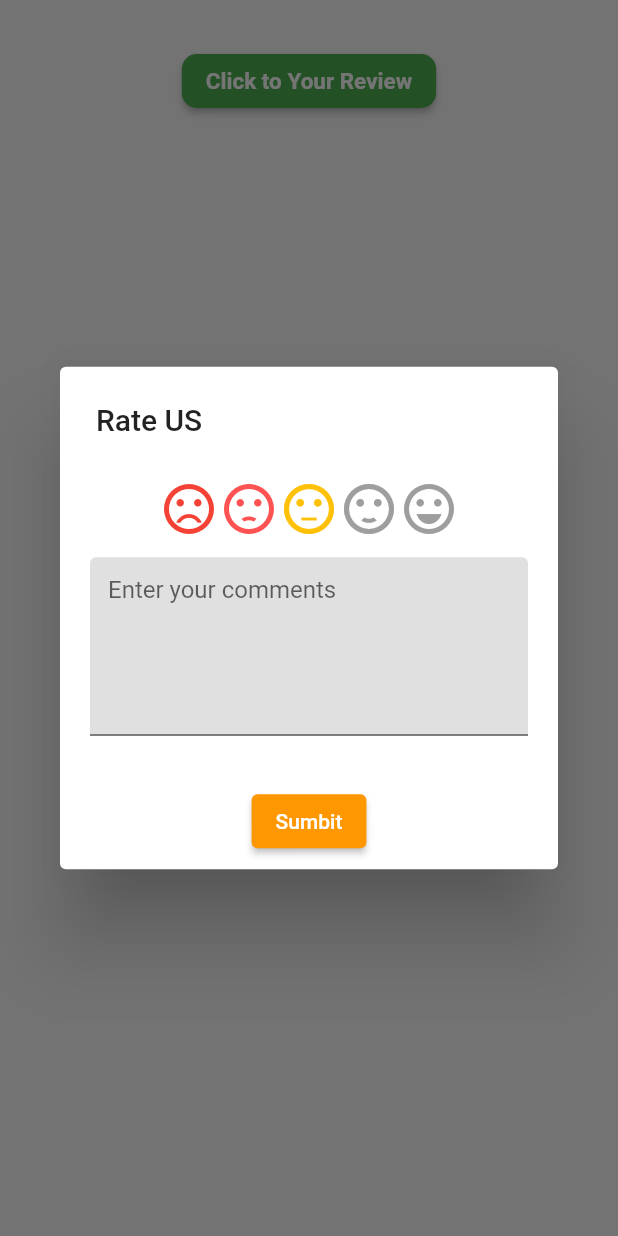
After one commit to thiru619/SM, a Flutter app: the Feedback1 screen opened directly, after a tap on "Click to Your Review", on a phone screen of 412 x 824 dp. The commit adds this screen. Run offline on Flutter 3.47's test engine with Material 2 defaults, Android fonts, the phone set to English and light mode, and no system bars; drawn by our look-alikes of flutter_rating_bar; our stand-ins replace animated_splash_screen, badges, carousel_slider, connectivity_plus, date_time_picker, draggable_home and 16 more; missing offline and left inert: cc_avenue, custom_check_box, dropdown_plus, easy_autocomplete, flutter_advanced_segment, flutter_dropdown and 5 more; accounts and stored records are empty; network calls fail.

Commit message:
feedback page

```diff
--- /dev/null
+++ b/lib/feedback.dart
@@ -0,0 +1,125 @@
+import 'package:flutter/material.dart';
+import 'package:flutter_rating_bar/flutter_rating_bar.dart';
+
+class Feedback1 extends StatefulWidget {
+  const Feedback1({Key? key}) : super(key: key);
+
+  @override
+  State<Feedback1> createState() => _Feedback1State();
+}
+
+class _Feedback1State extends State<Feedback1> {
+  @override
+  Widget build(BuildContext context) {
+    return Scaffold(
+      body: SafeArea(
+        child: SingleChildScrollView(
+          child: Column(
+            children: [
+              SizedBox(
+                height: 30,
+              ),
+              Center(
+                child: ElevatedButton(
+                  child: Text('Click to Your Review'),
+                  onPressed: () {
+                    showDialog(
+                          context: context,
+                          builder: (context) => AlertDialog(
+                            title: Text('Rate US'),
+                            // content: Text('Do you want to exit an App?'),
+                            actions: [
+                              Center(
+                                child: Container(
+                                    child: Column(children: [
+                                  RatingBar.builder(
+                                    initialRating: 3,
+                                    itemCount: 5,
+                                    itemBuilder: (context, index) {
+                                      switch (index) {
+                                        case 0:
+                                          return Icon(
+                                            Icons.sentiment_very_dissatisfied,
+                                            color: Colors.red,
+                                          );
+                                        case 1:
+                                          return Icon(
+                                            Icons.sentiment_dissatisfied,
+                                            color: Colors.redAccent,
+                                          );
+                                        case 2:
+                                          return Icon(
+                                            Icons.sentiment_neutral,
+                                            color: Colors.amber,
+                                          );
+                                        case 3:
+                                          return Icon(
+                                            Icons.sentiment_satisfied,
+                                            color: Colors.lightGreen,
+                                          );
+                                        case 4:
+                                          return Icon(
+                                            Icons.sentiment_very_satisfied,
+                                            color: Colors.green,
+                                          );
+                                        default:
+                                          return Container();
+                                      }
+                                    },
+                                    onRatingUpdate: (rating) {
+                                      print(rating);
+                                    },
+                                  ),
+                                ])),
+                              ),
+                              _buildTextField(),
+                              SizedBox(
+                                height: 20,
+                              ),
+                              Center(
+                                child: ElevatedButton(
+                                  style: ElevatedButton.styleFrom(
+                                    primary: Colors.orange,
+                                  ),
+                                  onPressed: () {},
+                                  child: Text('Sumbit'),
+                                ),
+                              ),
+                            ],
+                          ),
+                        ) ??
+                        false; //if showDialouge had returned null, then return false
+                  },
+                  style: ElevatedButton.styleFrom(
+                      primary: Colors.green,
+                      shape: RoundedRectangleBorder(
+                        borderRadius: BorderRadius.circular(10),
+                      ),
+                      textStyle:
+                          TextStyle(fontSize: 15, fontWeight: FontWeight.bold)),
+                ),
+              ),
+            ],
+          ),
+        ),
+      ),
+    );
+  }
+}
+
+Widget _buildTextField() {
+  final maxLines = 5;
+
+  return Container(
+    margin: EdgeInsets.all(12),
+    height: maxLines * 24.0,
+    child: TextField(
+      maxLines: maxLines,
+      decoration: InputDecoration(
+        hintText: "Enter your comments",
+        fillColor: Colors.grey[300],
+        filled: true,
+      ),
+    ),
+  );
+}
--- a/lib/main.dart
+++ b/lib/main.dart
@@ -245,9 +245,9 @@ class _bodypartState extends State<bodypart> {
                       );
                     }
 
-                    Get.updateLocale(Locale('en', 'US'));
-                    con.setlancode('en');
-                    con.setlancountry('US');
+                    Get.updateLocale(Locale('vi', 'VN'));
+                    con.setlancode('vi');
+                    con.setlancountry('VN');
 
                     // Navigator.push(
                     //   context,
--- a/pubspec.yaml
+++ b/pubspec.yaml
@@ -65,6 +65,7 @@ dependencies:
   cc_avenue: ^1.0.2
   badges: ^2.0.3
   marquee: ^2.2.3
+  flutter_rating_bar: ^4.0.1
   # nternet_popup: ^1.0.8+5
 
 
```
Also changed, not shown: lib/edit_profiles.dart/edit_profile.dart (+21 -0 lines), lib/homescreen.dart (+38 -43 lines), lib/profilescreen.dart (+18 -24 lines), pubspec.lock.
